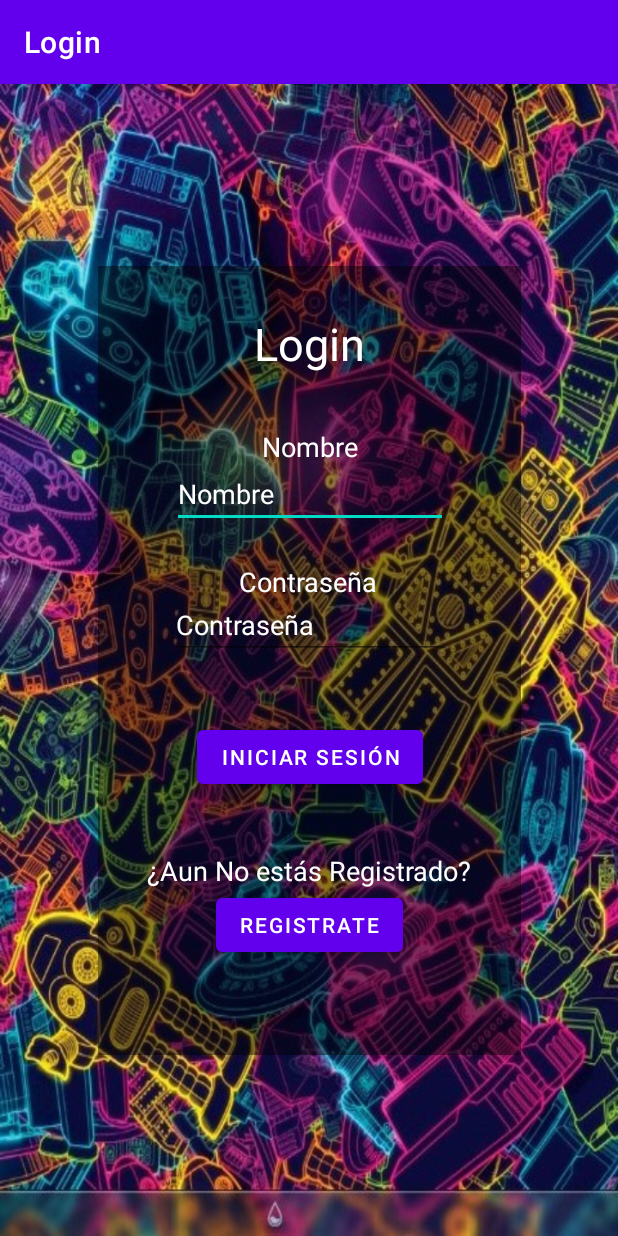
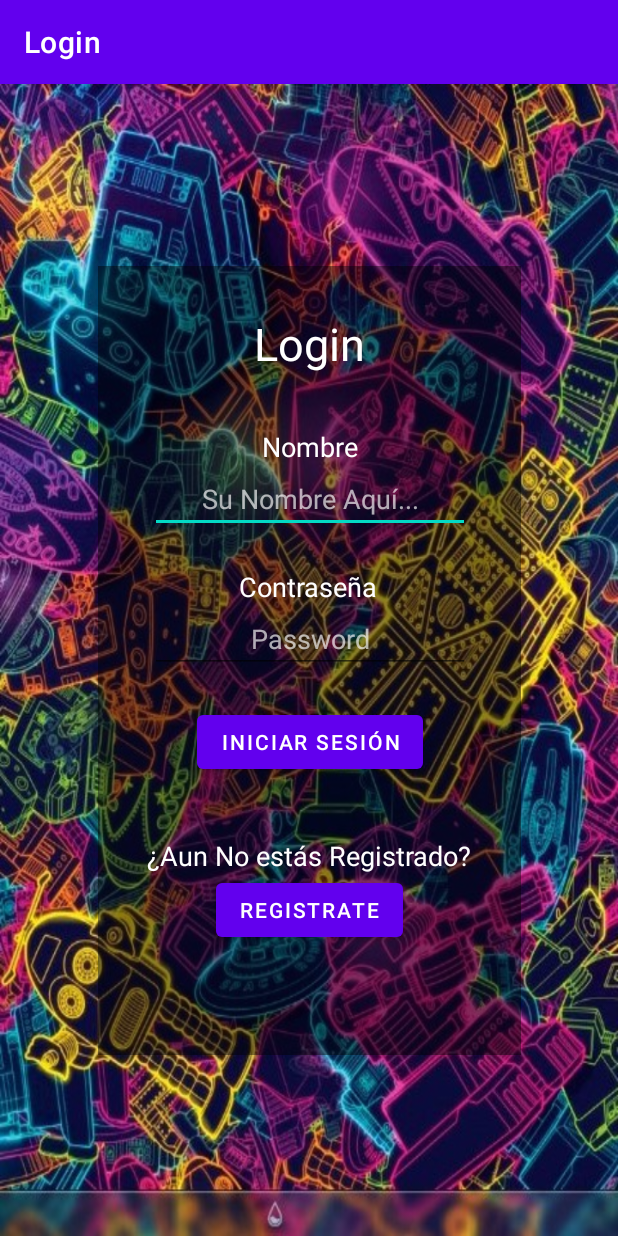
Before and after one commit to Thomacho18021/AppLogin, an Android app: the screen it shows after launch (MainActivity), on a phone screen of 412 x 824 dp. Run offline under Robolectric (Android 15) with nearby library versions, the phone set to English and light mode, and no system bars.

Commit message:
2 Commit: se agrega activity Registro con sus elementos visuales y entradas ademas de sus enlaces a sus respectivos Id's

```diff
--- a/app/src/main/AndroidManifest.xml
+++ b/app/src/main/AndroidManifest.xml
@@ -9,6 +9,7 @@
         android:roundIcon="@mipmap/ic_launcher_round"
         android:supportsRtl="true"
         android:theme="@style/Theme.Login">
+        <activity android:name=".Registro"></activity>
         <activity android:name=".MainActivity">
             <intent-filter>
                 <action android:name="android.intent.action.MAIN" />
--- a/app/src/main/java/com/srcarrillo/login/MainActivity.java
+++ b/app/src/main/java/com/srcarrillo/login/MainActivity.java
@@ -2,14 +2,16 @@ package com.srcarrillo.login;
 
 import androidx.appcompat.app.AppCompatActivity;
 
+import android.content.Intent;
 import android.os.Bundle;
+import android.view.View;
 import android.widget.Button;
 import android.widget.EditText;
 import android.widget.TextView;
 
 public class MainActivity extends AppCompatActivity {
 
-    private TextView Nombre, Contraseña;
+    private TextView Nombre, Contraseña, Registrate;
     private EditText txtNombre, txtContraseña;
     private Button btnIniciar, btnRegistro;
 
@@ -19,16 +21,34 @@ public class MainActivity extends AppCompatActivity {
         setContentView(R.layout.activity_main);
 
         //TextView
-        Nombre = findViewById(R.id.Contraseña);
-        Contraseña = findViewById(R.id.Contraseña);
+        Nombre = findViewById(R.id.Apellido);
+        Contraseña = findViewById(R.id.Apellido);
+        Registrate = findViewById(R.id.Registrate);
 
         //EditText
         txtNombre = findViewById(R.id.txtNombre);
-        txtContraseña = findViewById(R.id.txtContraseña);
+        txtContraseña = findViewById(R.id.txtApellido);
 
         //Button
         btnIniciar = findViewById(R.id.btnIniciar);
         btnRegistro = findViewById(R.id.btnRegistro);
 
+
+        btnIniciar.setOnClickListener(new View.OnClickListener() {
+            @Override
+            public void onClick(View v) {
+
+            }
+        });
+
+        btnRegistro.setOnClickListener(new View.OnClickListener() {
+            @Override
+            public void onClick(View v) {
+                Intent intent = new Intent(MainActivity.this, Registro.class);
+                startActivity(intent);
+            }
+        });
     }
+
+
 }
--- a/app/src/main/res/layout/activity_main.xml
+++ b/app/src/main/res/layout/activity_main.xml
@@ -18,7 +18,7 @@
         app:layout_constraintTop_toTopOf="parent">
 
         <TextView
-            android:id="@+id/textView"
+            android:id="@+id/Titulo"
             android:layout_width="wrap_content"
             android:layout_height="wrap_content"
             android:layout_marginTop="31dp"
@@ -34,13 +34,15 @@
 
         <EditText
             android:id="@+id/txtNombre"
-            android:layout_width="184dp"
-            android:layout_height="42dp"
+            android:layout_width="wrap_content"
+            android:layout_height="wrap_content"
             android:ems="10"
-            android:hint="Nombre"
+            android:hint="Su Nombre Aquí..."
             android:inputType="textPersonName"
+            android:shadowColor="@color/white"
+            android:textAlignment="center"
             android:textColor="#FFFFFF"
-            android:textColorHint="#FFFFFF"
+            android:textColorHint="#A9FFFFFF"
             app:layout_constraintEnd_toEndOf="parent"
             app:layout_constraintStart_toStartOf="parent"
             app:layout_constraintTop_toBottomOf="@+id/nombre" />
@@ -57,7 +59,7 @@
             app:layout_constraintStart_toStartOf="parent" />
 
         <TextView
-            android:id="@+id/Contraseña"
+            android:id="@+id/Apellido"
             android:layout_width="wrap_content"
             android:layout_height="wrap_content"
             android:layout_marginTop="23dp"
@@ -69,31 +71,17 @@
             app:layout_constraintStart_toStartOf="parent"
             app:layout_constraintTop_toBottomOf="@+id/txtNombre" />
 
-        <EditText
-            android:id="@+id/txtContraseña"
-            android:layout_width="187dp"
-            android:layout_height="39dp"
-            android:ems="10"
-            android:hint="Contraseña"
-            android:inputType="textPersonName"
-            android:textColor="#FFFFFF"
-            android:textColorHint="#FFFFFF"
-            app:layout_constraintEnd_toEndOf="parent"
-            app:layout_constraintHorizontal_bias="0.505"
-            app:layout_constraintStart_toStartOf="parent"
-            app:layout_constraintTop_toBottomOf="@+id/Contraseña" />
-
         <Button
             android:id="@+id/btnIniciar"
             style="@style/Widget.MaterialComponents.Button"
             android:layout_width="wrap_content"
             android:layout_height="wrap_content"
-            android:layout_marginTop="41dp"
+            android:layout_marginTop="22dp"
             android:text="Iniciar Sesión"
             app:layout_constraintEnd_toEndOf="parent"
             app:layout_constraintHorizontal_bias="0.503"
             app:layout_constraintStart_toStartOf="parent"
-            app:layout_constraintTop_toBottomOf="@+id/txtContraseña" />
+            app:layout_constraintTop_toBottomOf="@+id/txtApellido" />
 
         <Button
             android:id="@+id/btnRegistro"
@@ -115,5 +103,20 @@
             app:layout_constraintEnd_toEndOf="parent"
             app:layout_constraintStart_toStartOf="parent"
             app:layout_constraintTop_toBottomOf="@+id/btnIniciar" />
+
+        <EditText
+            android:id="@+id/txtApellido"
+            android:layout_width="wrap_content"
+            android:layout_height="wrap_content"
+            android:ems="10"
+            android:hint="Password"
+            android:inputType="textPassword"
+            android:textAlignment="center"
+            android:textColor="#FFFFFF"
+            android:textColorHint="#A9FFFFFF"
+            app:layout_constraintEnd_toEndOf="parent"
+            app:layout_constraintHorizontal_bias="0.5"
+            app:layout_constraintStart_toStartOf="parent"
+            app:layout_constraintTop_toBottomOf="@+id/Apellido" />
     </androidx.constraintlayout.widget.ConstraintLayout>
 </androidx.constraintlayout.widget.ConstraintLayout>
```
Also changed, not shown: app/src/main/java/com/srcarrillo/login/Registro.java (added, +39 -0 lines), app/src/main/res/layout/activity_registro.xml (added, +220 -0 lines).
